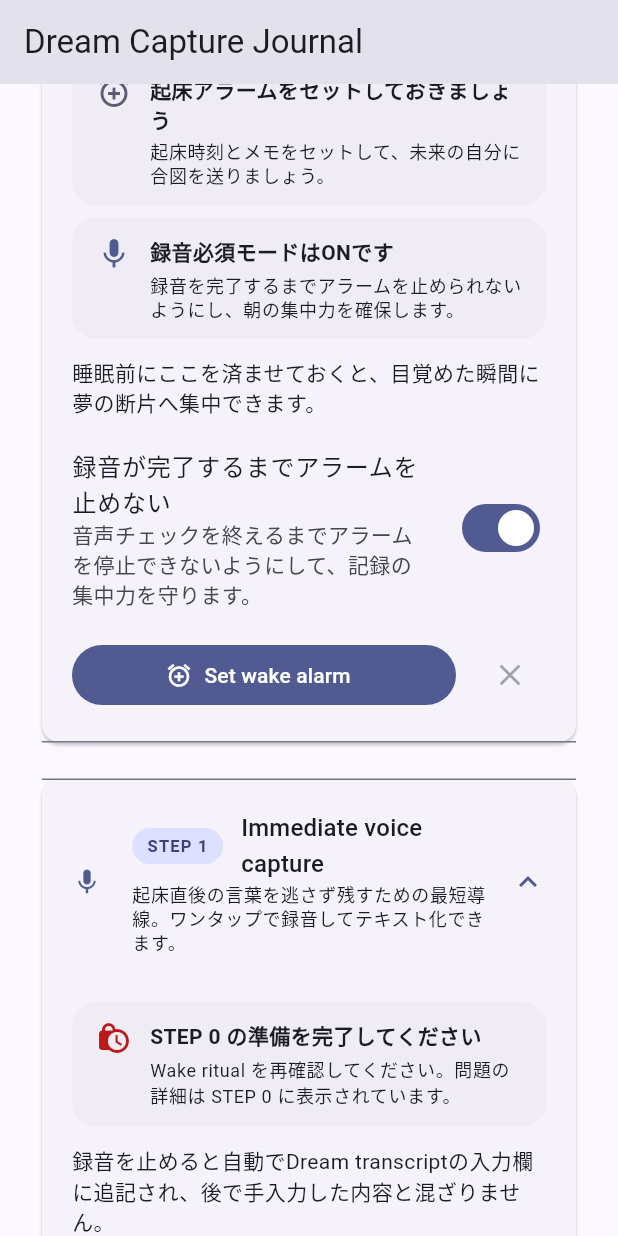
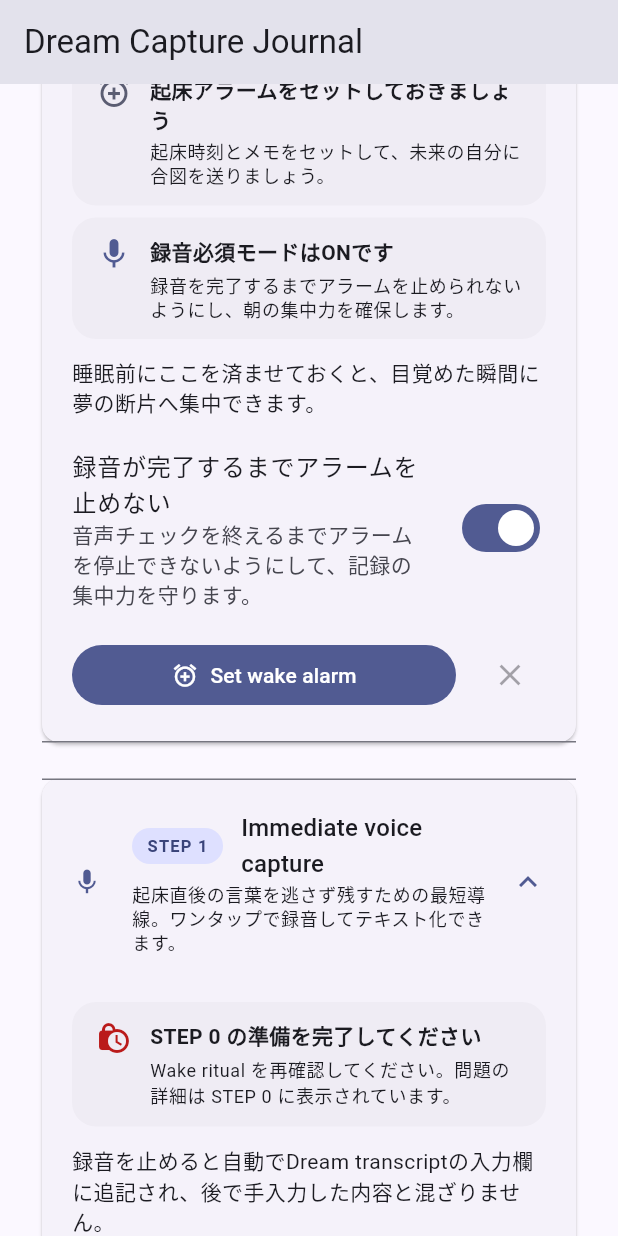
Before and after one commit to Thagi/dream-weave, a Flutter app: the screen it shows after launch, scrolled down 1152 dp, on a phone screen of 412 x 824 dp. Run offline on Flutter 3.47's test engine with Material 3 defaults, Android fonts, the light colour scheme and no system bars; our stand-ins replace flutter_local_notifications, timezone; missing offline and left inert: record; network calls fail.

Commit message:
Render wake alarm action with standard FilledButton

```diff
--- a/mobile/lib/screens/dream_capture_screen.dart
+++ b/mobile/lib/screens/dream_capture_screen.dart
@@ -648,12 +648,18 @@ class _DreamCaptureScreenState extends State<DreamCaptureScreen> {
           Row(
             children: [
               Expanded(
-                child: FilledButton.icon(
+                child: FilledButton(
                   onPressed: _isSchedulingAlarm || !_requireVoiceCheckIn
                       ? null
                       : _scheduleAlarm,
-                  icon: const Icon(Icons.alarm_add),
-                  label: Text(_isSchedulingAlarm ? 'Scheduling…' : 'Set wake alarm'),
+                  child: Row(
+                    mainAxisAlignment: MainAxisAlignment.center,
+                    children: [
+                      const Icon(Icons.alarm_add),
+                      const SizedBox(width: 8),
+                      Text(_isSchedulingAlarm ? 'Scheduling…' : 'Set wake alarm'),
+                    ],
+                  ),
                 ),
               ),
               const SizedBox(width: 12),
```
